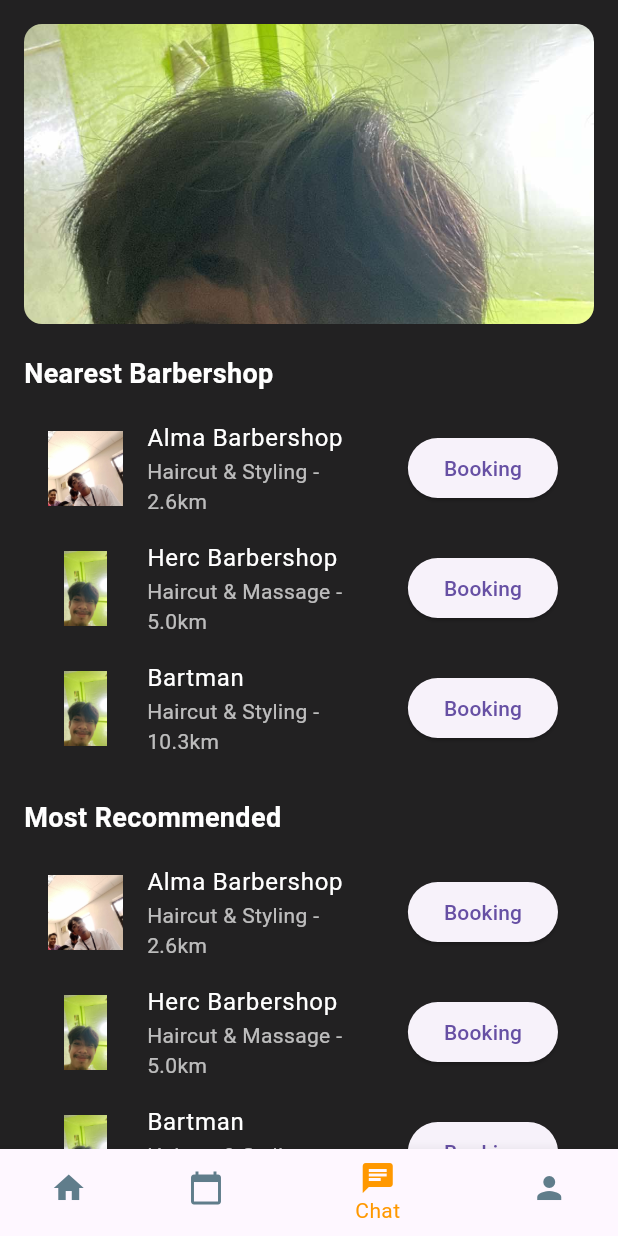
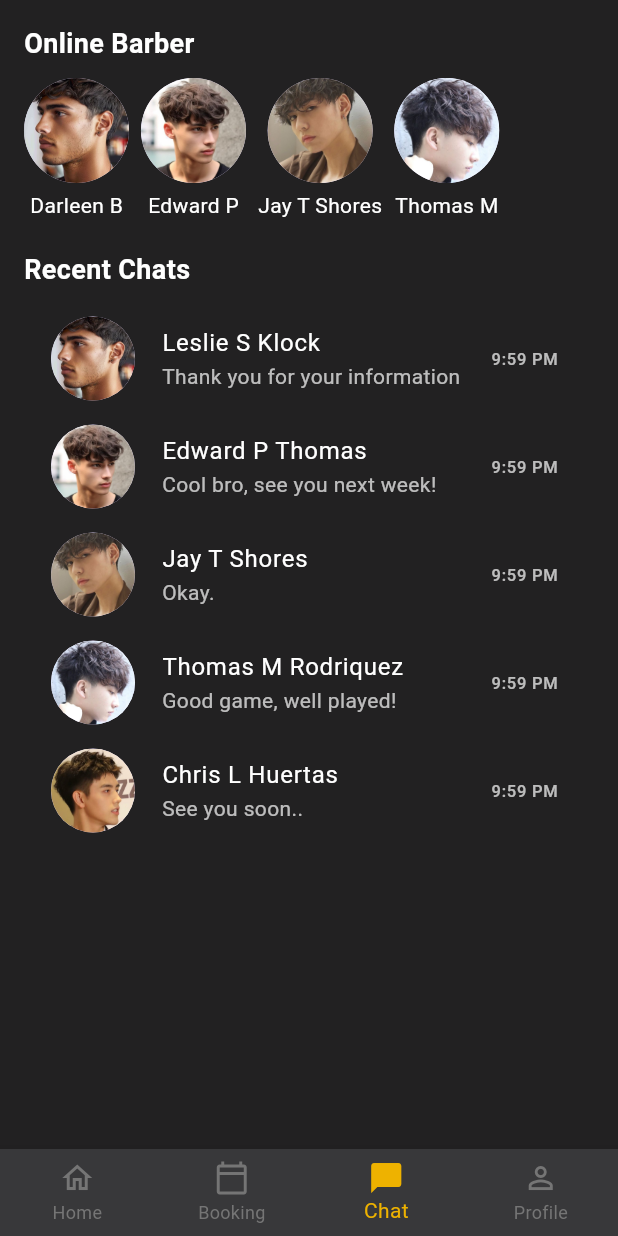
Before and after one commit to Fumihito31/Gupit_App, a Flutter app: the HomePage screen opened by its route, item 3 of the bottom bar chosen, on a phone screen of 412 x 824 dp. Run offline on Flutter 3.47's test engine with Material 3 defaults, Android fonts, the phone set to English and light mode, and no system bars.

Commit message:
chat_conversation_

```diff
--- a/gupit_app/lib/components/bot_nav.dart
+++ b/gupit_app/lib/components/bot_nav.dart
@@ -1,4 +1,7 @@
 import 'package:flutter/material.dart';
+import '../main_page/homepage.dart'; // Import HomePage
+import '../main_page/chat.dart'; // Import ChatPage
+import '../main_page/profile.dart'; // Import ProfilePage
 
 class BotNavBar extends StatelessWidget {
   final int selectedIndex;
@@ -10,28 +13,53 @@ class BotNavBar extends StatelessWidget {
   Widget build(BuildContext context) {
     return BottomNavigationBar(
       currentIndex: selectedIndex,
-      onTap: onTap,
-      backgroundColor: Colors.blueGrey, // Set background color to black
-      selectedItemColor: Colors.orange, // Set selected item color to yellow
-      unselectedItemColor: Colors.blueGrey, // Set unselected item color to grey for better contrast
+      selectedItemColor: const Color.fromARGB(255, 238, 178, 0),
+      unselectedItemColor: const Color(0xff757575),
+      type: BottomNavigationBarType.fixed,
+      onTap: (index) {
+        onTap(index);
+        _handleNavigation(index, context); // Call the navigation function
+      },
+      backgroundColor: const Color.fromARGB(255, 56, 56, 58),
       items: [
         BottomNavigationBarItem(
-          icon: Icon(Icons.home),
+          icon: Icon(Icons.home_outlined),
+          activeIcon: Icon(Icons.home_rounded),
           label: 'Home',
         ),
         BottomNavigationBarItem(
-          icon: Icon(Icons.calendar_today),
+          icon: Icon(Icons.calendar_today_outlined),
+          activeIcon: Icon(Icons.calendar_today),
           label: 'Booking',
         ),
         BottomNavigationBarItem(
-          icon: Icon(Icons.chat),
+          icon: Icon(Icons.chat_bubble_outline),
+          activeIcon: Icon(Icons.chat_bubble),
           label: 'Chat',
         ),
         BottomNavigationBarItem(
-          icon: Icon(Icons.person),
+          icon: Icon(Icons.person_outline),
+          activeIcon: Icon(Icons.person),
           label: 'Profile',
         ),
       ],
     );
   }
+
+  void _handleNavigation(int index, BuildContext context) {
+    switch (index) {
+      case 0:
+        Navigator.pushReplacement(context, MaterialPageRoute(builder: (context) => HomePage()));
+        break;
+      case 2:
+        Navigator.pushReplacement(context, MaterialPageRoute(builder: (context) => ChatPage()));
+        break;
+      case 3:
+        Navigator.pushReplacement(context, MaterialPageRoute(builder: (context) => ProfilePage()));
+        break;
+      default:
+        // Handle other tabs if necessary
+        break;
+    }
+  }
 }
--- /dev/null
+++ b/gupit_app/lib/main_page/chat.dart
@@ -0,0 +1,109 @@
+import 'package:flutter/material.dart';
+import '../components/background.dart'; // Import your background.dart for the black background
+import '../components/bot_nav.dart'; // Import your bottom navigation bar widget
+import 'conversation_page.dart'; // Import the conversation page
+
+class ChatPage extends StatefulWidget {
+  @override
+  _ChatPageState createState() => _ChatPageState();
+}
+
+class _ChatPageState extends State<ChatPage> {
+  int _selectedIndex = 2; // Default to Chat tab index
+
+  void _onItemTapped(int index) {
+    setState(() {
+      _selectedIndex = index; // Update selected tab index
+    });
+  }
+
+  @override
+  Widget build(BuildContext context) {
+    return Scaffold(
+      body: Background( // Apply black background
+        child: Padding(
+          padding: const EdgeInsets.all(16.0),
+          child: Column(
+            crossAxisAlignment: CrossAxisAlignment.start,
+            children: [
+              Text(
+                'Online Barber',
+                style: TextStyle(fontSize: 18, fontWeight: FontWeight.bold, color: Colors.white),
+              ),
+              SizedBox(height: 10),
+              SingleChildScrollView(
+                scrollDirection: Axis.horizontal,
+                child: Row(
+                  children: [
+                    buildOnlineBarber('lib/assets/1.jpg', 'Darleen B'),
+                    buildOnlineBarber('lib/assets/2.jpg', 'Edward P'),
+                    buildOnlineBarber('lib/assets/3.jpg', 'Jay T Shores'),
+                    buildOnlineBarber('lib/assets/4.jpg', 'Thomas M'),
+                  ],
+                ),
+              ),
+              SizedBox(height: 20),
+              Text(
+                'Recent Chats',
+                style: TextStyle(fontSize: 18, fontWeight: FontWeight.bold, color: Colors.white),
+              ),
+              SizedBox(height: 10),
+              Expanded(
+                child: ListView(
+                  children: [
+                    buildRecentChat('lib/assets/1.jpg', 'Leslie S Klock', 'Thank you for your information', '9:59 PM'),
+                    buildRecentChat('lib/assets/2.jpg', 'Edward P Thomas', 'Cool bro, see you next week!', '9:59 PM'),
+                    buildRecentChat('lib/assets/3.jpg', 'Jay T Shores', 'Okay.', '9:59 PM'),
+                    buildRecentChat('lib/assets/4.jpg', 'Thomas M Rodriquez', 'Good game, well played!', '9:59 PM'),
+                    buildRecentChat('lib/assets/5.jpg', 'Chris L Huertas', 'See you soon..', '9:59 PM'),
+                  ],
+                ),
+              ),
+            ],
+          ),
+        ),
+      ),
+      bottomNavigationBar: BotNavBar(
+        selectedIndex: _selectedIndex,
+        onTap: _onItemTapped,
+      ),
+    );
+  }
+
+  Widget buildOnlineBarber(String imagePath, String name) {
+    return Padding(
+      padding: const EdgeInsets.only(right: 8.0),
+      child: Column(
+        children: [
+          CircleAvatar(
+            radius: 35,
+            backgroundImage: AssetImage(imagePath),
+          ),
+          SizedBox(height: 5),
+          Text(name, style: TextStyle(color: Colors.white)),
+        ],
+      ),
+    );
+  }
+
+  Widget buildRecentChat(String imagePath, String name, String message, String time) {
+    return ListTile(
+      onTap: () {
+        // Navigate to the conversation page when a chat is tapped
+        Navigator.push(
+          context,
+          MaterialPageRoute(
+            builder: (context) => ConversationPage(name),
+          ),
+        );
+      },
+      leading: CircleAvatar(
+        radius: 30,
+        backgroundImage: AssetImage(imagePath),
+      ),
+      title: Text(name, style: TextStyle(color: Colors.white)),
+      subtitle: Text(message, style: TextStyle(color: Colors.white70)),
+      trailing: Text(time, style: TextStyle(color: Colors.white70)),
+    );
+  }
+}
--- a/gupit_app/lib/main_page/homepage.dart
+++ b/gupit_app/lib/main_page/homepage.dart
@@ -1,7 +1,6 @@
 import 'package:flutter/material.dart';
 import '../components/background.dart'; // Import the background file
-import '../components/bot_nav.dart';
-import '../main_page/profile.dart';
+import '../components/bot_nav.dart'; // Import BotNavBar
 
 class HomePage extends StatefulWidget {
   @override
@@ -9,24 +8,12 @@ class HomePage extends StatefulWidget {
 }
 
 class _HomePageState extends State<HomePage> {
-  int _selectedIndex = 0; // Track the currently selected index
+  int _selectedIndex = 0; // Keep track of selected tab index
 
   void _onItemTapped(int index) {
     setState(() {
-      _selectedIndex = index;
+      _selectedIndex = index; // Update selected tab index
     });
-
-    // Navigate to the respective page
-    if (index == 3) {
-      // Navigate to the ProfilePage when the Profile tab is tapped
-      Navigator.push(
-        context,
-        MaterialPageRoute(builder: (context) => ProfilePage()),
-      );
-    } else {
-      // Handle other tabs (you can implement this logic as needed)
-      // For example, you can show other pages or content here
-    }
   }
 
   @override
@@ -69,20 +56,6 @@ class _HomePageState extends State<HomePage> {
                 ),
                 SizedBox(height: 10),
                 buildBarberList(), // Reusing the same list
-
-                SizedBox(height: 20),
-
-                // Find a barber nearby section
-                Container(
-                  height: 200,
-                  decoration: BoxDecoration(
-                    borderRadius: BorderRadius.circular(12),
-                    color: Colors.grey[300],
-                  ),
-                  child: Center(
-                    child: Text("Find a Barber Nearby"),
-                  ),
-                ),
               ],
             ),
           ),
@@ -98,20 +71,27 @@ class _HomePageState extends State<HomePage> {
   Widget buildBarberList() {
     // Example barber data list
     final barbers = [
-      {'name': 'Alma Barbershop', 'service': 'Haircut & Styling', 'image': 'lib/assets/gelo2.jpg', 'distance': '2.6km'},
-      {'name': 'Herc Barbershop', 'service': 'Haircut & Massage', 'image': 'lib/assets/gelo.jpg', 'distance': '5.0km'},
-      {'name': 'Bartman', 'service': 'Haircut & Styling', 'image': 'lib/assets/gelo.jpg', 'distance': '10.3km'},
+      {'name': 'Oscar Barbershop', 'service': 'Haircut & Styling', 'image': 'lib/assets/1.jpg', 'distance': '2.6km'},
+      {'name': 'Old Town', 'service': 'Haircut & Massage', 'image': 'lib/assets/2.jpg', 'distance': '5.0km'},
+      {'name': 'Lookin Sharp Barber', 'service': 'Haircut & Styling', 'image': 'lib/assets/2.jpg', 'distance': '10.3km'},
+      {'name': 'Get Buzzed Barber', 'service': 'Beard Trim', 'image': 'lib/assets/3.jpg', 'distance': '8.2km'},
     ];
 
     return Column(
       children: barbers.map((barber) {
         return ListTile(
-          leading: Image.asset(barber['image']!, width: 50, height: 50), // Barber image
+          leading: ClipRRect(
+            borderRadius: BorderRadius.circular(8.0),
+            child: Image.asset(barber['image']!, width: 50, height: 50, fit: BoxFit.cover),
+          ), // Barber image
           title: Text(barber['name']!, style: TextStyle(color: Colors.white)), // Set text to white
           subtitle: Text('${barber['service']} - ${barber['distance']}', style: TextStyle(color: Colors.white70)), // Set text to lighter white
           trailing: ElevatedButton(
+            style: ElevatedButton.styleFrom(
+              backgroundColor: Colors.orangeAccent, // Button color
+            ),
             onPressed: () {},
-            child: Text('Booking'),
+            child: Text('Book', style: TextStyle(color: Colors.black)),
           ),
         );
       }).toList(),
--- a/gupit_app/pubspec.yaml
+++ b/gupit_app/pubspec.yaml
@@ -10,6 +10,8 @@ dependencies:
   flutter:
     sdk: flutter
   animate_do: ^3.1.2
+  flutter_animate: ^4.5.0
+  google_maps_flutter: ^2.9.0
 
 dev_dependencies:
   flutter_test:
@@ -50,3 +52,6 @@ flutter:
   - lib/assets/12.jpg
   - lib/assets/13.jpg
   - lib/assets/14.jpg
+  - lib/assets/BS1.jpg
+  - lib/assets/BS2.jpg
+  - lib/assets/BS3.jpg
```
Also changed, not shown: gupit_app/lib/main_page/conversation_page.dart (added, +89 -0 lines), gupit_app/lib/assets/BS1.jpg (added), gupit_app/lib/assets/BS2.jpg (added), gupit_app/lib/assets/BS3.jpg (added), gupit_app/pubspec.lock.
